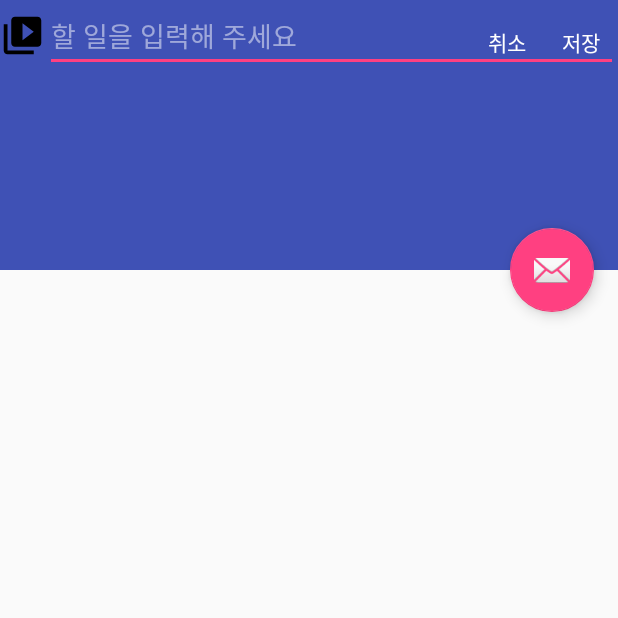
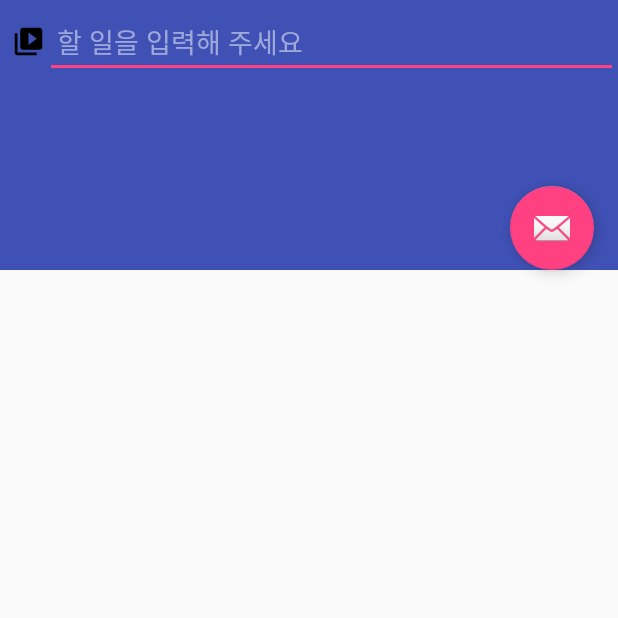
Before and after one commit to suyeonhan/todolist, an Android app: the MemocreateActivity screen opened directly, with no data from a screen before it, on a phone screen of 412 x 824 dp, the top half of it. Run offline under Robolectric (Android 15) with nearby library versions, the phone set to English and light mode, and no system bars; libraries missing offline, so code that uses them is left out: io.realm; 3 statements that could not run were skipped.

```diff
--- a/app/src/main/java/com/todolist/suyeonh/todolist/Adapter/MemoAdapter.java
+++ b/app/src/main/java/com/todolist/suyeonh/todolist/Adapter/MemoAdapter.java
@@ -25,6 +25,7 @@ public class MemoAdapter extends BaseAdapter {
 
     @Override
     public int getCount() {
+
         return mData.size();
     }
 
--- a/app/src/main/java/com/todolist/suyeonh/todolist/MemoActivity.java
+++ b/app/src/main/java/com/todolist/suyeonh/todolist/MemoActivity.java
@@ -181,9 +181,7 @@ public class MemoActivity extends AppCompatActivity {
         //View view = LayoutInflater.from(this).inflate(R.layout.dialog_login, null, false);
 
         AlertDialog.Builder builder = new AlertDialog.Builder(this);
-        builder.setTitle("확인");
-        builder.setMessage("할 일을 삭제합니다");
-        builder.setIcon(R.mipmap.ic_launcher);
+        builder.setMessage("그룹을 삭제합니다");
         builder.setPositiveButton("확인", new DialogInterface.OnClickListener() {
             @Override
             public void onClick(DialogInterface dialog, int which) {
@@ -227,7 +225,6 @@ public class MemoActivity extends AppCompatActivity {
         final EditText groupEditText = (EditText) view.findViewById(R.id.text);
 
         AlertDialog.Builder builder = new AlertDialog.Builder(this);
-        builder.setTitle("확인");
         builder.setMessage("새 그룹을 추가합니다");
 
         builder.setPositiveButton("확인", new DialogInterface.OnClickListener() {
--- a/app/src/main/res/layout/activity_memo2.xml
+++ b/app/src/main/res/layout/activity_memo2.xml
@@ -25,7 +25,7 @@
             <ImageView
                 android:id="@+id/appbar_image"
                 android:layout_width="match_parent"
-                android:layout_height="match_parent"
+                android:layout_height="200dp"
                 android:scaleType="centerCrop"
                 android:transitionName="image"
                 app:layout_collapseMode="parallax" />
@@ -39,10 +39,11 @@
 
             <LinearLayout
                 android:layout_width="match_parent"
-                android:layout_height="wrap_content"
+                android:layout_height="56dp"
                 android:orientation="horizontal">
 
                 <ImageView
+                    android:paddingLeft="8dp"
                     android:id="@+id/search"
                     android:layout_width="30dp"
                     android:layout_height="30dp"
@@ -50,6 +51,8 @@
                     android:src="@drawable/ic_menu_slideshow" />
 
                 <EditText
+                    android:paddingLeft="8dp"
+                    android:paddingRight="8dp"
                     android:id="@+id/title_edit"
                     android:layout_width="match_parent"
                     android:layout_height="wrap_content"
@@ -65,15 +68,6 @@
     <!-- 내용 시작 -->
     <!-- 내용 끝 -->
 
-    <android.support.design.widget.FloatingActionButton
-        android:id="@+id/fab"
-        android:layout_width="wrap_content"
-        android:layout_height="wrap_content"
-        android:layout_margin="@dimen/fab_margin"
-        app:layout_anchor="@id/app_bar"
-        app:layout_anchorGravity="bottom|end"
-        app:srcCompat="@android:drawable/ic_dialog_email" />
-
     <android.support.v7.widget.RecyclerView
         android:id="@+id/recyler_view"
         android:layout_width="match_parent"
@@ -85,4 +79,14 @@
 
     </android.support.v7.widget.RecyclerView>
 
+    <android.support.design.widget.FloatingActionButton
+        android:id="@+id/fab"
+        android:layout_width="wrap_content"
+        android:layout_height="wrap_content"
+        android:layout_gravity="top|left"
+        android:layout_margin="@dimen/fab_margin"
+        app:layout_anchor="@+id/app_bar"
+        app:layout_anchorGravity="bottom|right"
+        app:srcCompat="@android:drawable/ic_dialog_email" />
+
 </android.support.design.widget.CoordinatorLayout>
--- a/app/src/main/res/menu/menu_memo.xml
+++ /dev/null
@@ -1,13 +0,0 @@
-<?xml version="1.0" encoding="utf-8"?>
-<menu xmlns:android="http://schemas.android.com/apk/res/android"
-    xmlns:app="http://schemas.android.com/apk/res-auto">
-
-    <item
-        android:id="@+id/action_cancel"
-        android:title="취소"
-        app:showAsAction="always" />
-    <item
-        android:id="@+id/action_save"
-        android:title="저장"
-        app:showAsAction="always" />
-</menu>
```
Also changed, not shown: app/src/main/java/com/todolist/suyeonh/todolist/Adapter/MemoRecyclerAdapter.java (+24 -4 lines), app/src/main/java/com/todolist/suyeonh/todolist/MemocreateActivity.java (+0 -53 lines), app/src/main/java/com/todolist/suyeonh/todolist/models/Memo.java (+9 -0 lines), app/src/main/res/layout/activity_memo.xml (+2 -5 lines).
